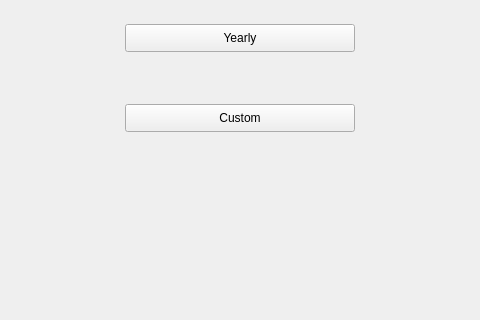
The window that revenue.ui (iMPERIAL18/sanidhya_dental_care) describes before a commit, drawn with Qt 5; both pictures show x 115 to 595 and y 276 to 596 of the 727 by 596 pixel window.
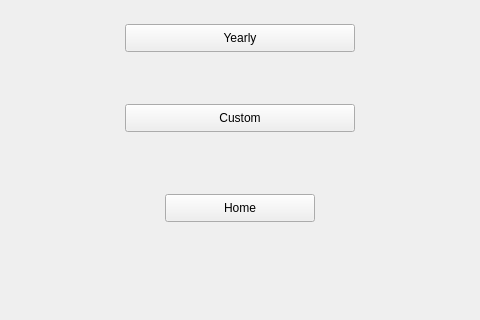
The same window after the commit.

Commit message: added home and back buttons in custom.ui, invoice.ui and  revenue.ui added checkbox in update.ui and to convert line edit to readonly and its reverse now on name phoneno, etc fields are read only

Patch:
```diff
--- a/revenue.ui
+++ b/revenue.ui
@@ -65,6 +65,19 @@
     <string>Custom</string>
    </property>
   </widget>
+  <widget class="QPushButton" name="homeButton">
+   <property name="geometry">
+    <rect>
+     <x>280</x>
+     <y>470</y>
+     <width>150</width>
+     <height>28</height>
+    </rect>
+   </property>
+   <property name="text">
+    <string>Home</string>
+   </property>
+  </widget>
  </widget>
  <resources/>
  <connections/>
```
The commit also changes 5 other files.
